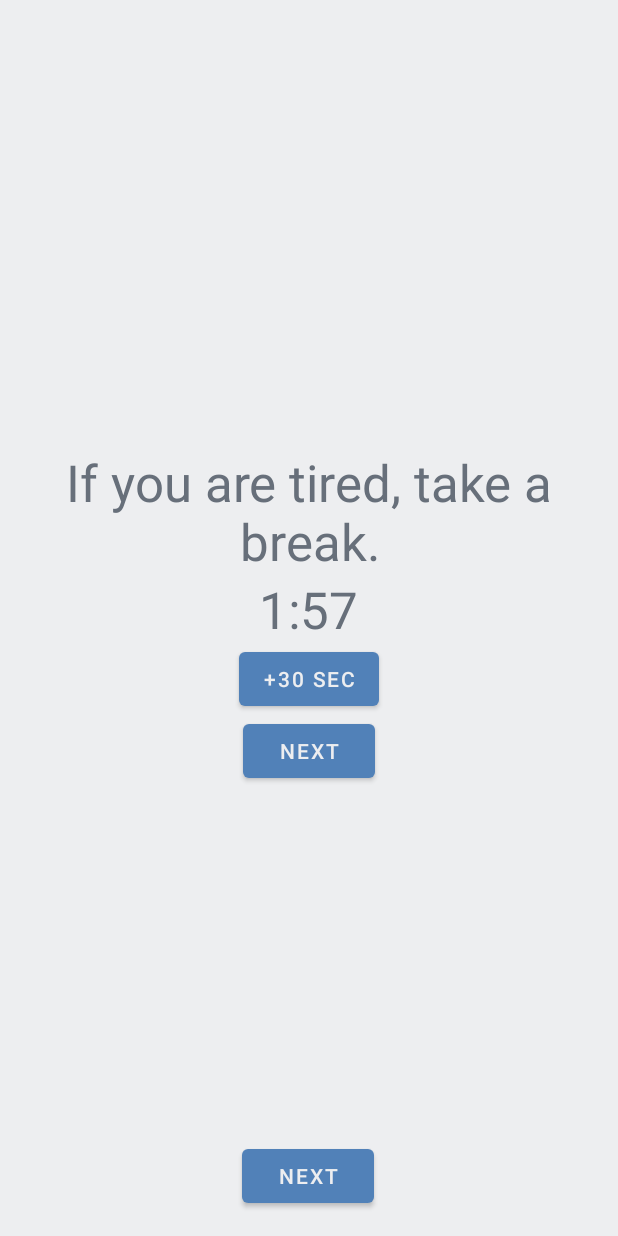
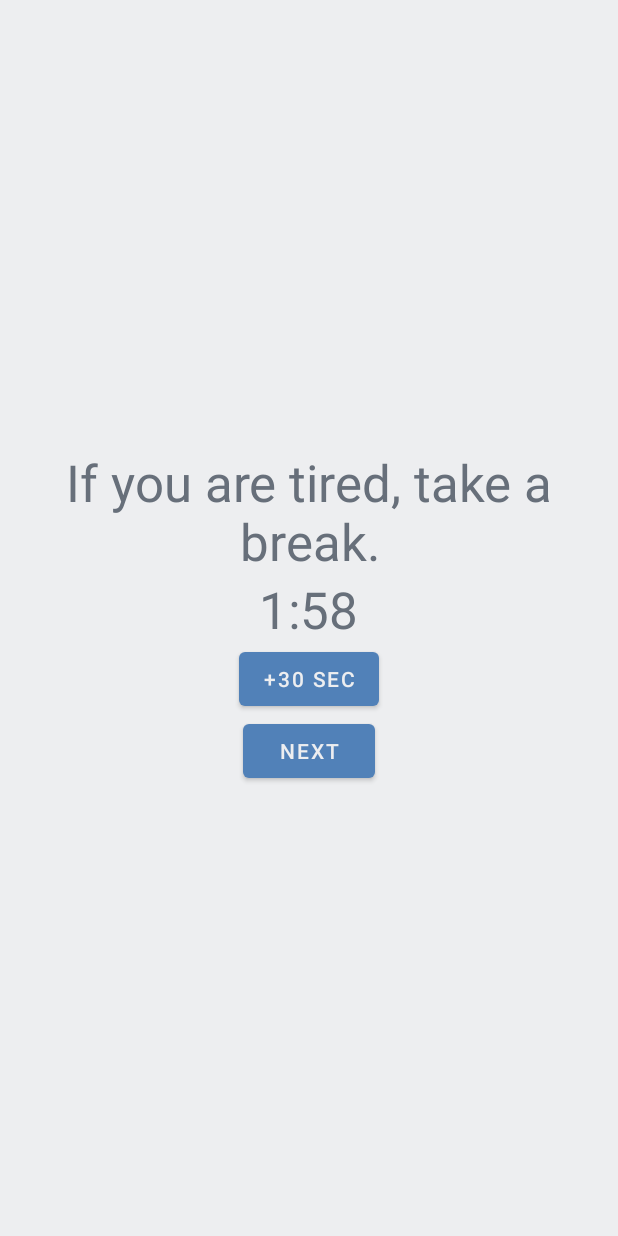
Before and after one commit to docfr10/Medical-rehabilitation, an Android app: the BlankFragmentTraining screen opened through its navigation route, after a tap on "NEXT", on a phone screen of 412 x 824 dp. Run offline under Robolectric (Android 15) with nearby library versions, the light colour scheme and no system bars.

Commit message:
Fixed bugs with timers

```diff
--- a/app/src/main/java/com/example/medicalrehabilitation/view/ExerciseHistoryAdapter.kt
+++ b/app/src/main/java/com/example/medicalrehabilitation/exercisehistory/ExerciseHistoryAdapter.kt
@@ -1,11 +1,10 @@
-package com.example.medicalrehabilitation.view
+package com.example.medicalrehabilitation.exercisehistory
 
 import android.annotation.SuppressLint
 import android.view.LayoutInflater
 import android.view.ViewGroup
 import androidx.recyclerview.widget.RecyclerView
 import com.example.medicalrehabilitation.databinding.FragmentBlankFragmentExerciseHistoryBinding
-import com.example.medicalrehabilitation.exercisehistory.ExerciseHistoryModel
 
 class ExerciseHistoryAdapter : RecyclerView.Adapter<ExerciseHistoryAdapter.MyViewHolder>() {
 
--- a/app/src/main/java/com/example/medicalrehabilitation/view/BlankFragmentExerciseHistoryList.kt
+++ b/app/src/main/java/com/example/medicalrehabilitation/view/BlankFragmentExerciseHistoryList.kt
@@ -9,6 +9,7 @@ import androidx.lifecycle.Observer
 import androidx.lifecycle.ViewModelProvider
 import androidx.recyclerview.widget.LinearLayoutManager
 import com.example.medicalrehabilitation.databinding.FragmentBlankFragmentExerciseHistoryListBinding
+import com.example.medicalrehabilitation.exercisehistory.ExerciseHistoryAdapter
 import com.example.medicalrehabilitation.viewmodel.BlankFragmentExerciseHistoryViewModel
 
 class BlankFragmentExerciseHistoryList : Fragment() {
--- a/app/src/main/java/com/example/medicalrehabilitation/view/BlankFragmentTraining.kt
+++ b/app/src/main/java/com/example/medicalrehabilitation/view/BlankFragmentTraining.kt
@@ -4,7 +4,6 @@ import android.app.AlertDialog
 import android.graphics.Color
 import android.media.MediaPlayer
 import android.os.Bundle
-import android.os.Handler
 import androidx.fragment.app.Fragment
 import android.view.LayoutInflater
 import android.view.View
@@ -55,7 +54,13 @@ class BlankFragmentTraining : Fragment() {
         binding.abouttrainImageButton.setOnClickListener { aboutTrainImageButtonClicked() } //Кнопка с изображением "Об упражнении"
 
         binding.plus30secButton.setOnClickListener { plus30Sec() }
-        binding.nextButton2.setOnClickListener { nextButtonClickedOnRest() }
+        binding.nextButton2.setOnClickListener {
+            if (viewModel.counterNumberOfTraining.value == 0)
+                nextTraining()
+            else
+                nextButtonClickedOnRest()
+        }
+
         timerResume(false, binding, soundOfStop)
         videoPlay(binding)
     }
@@ -95,12 +100,7 @@ class BlankFragmentTraining : Fragment() {
     private fun videoChange() {
         viewModel.videoChange(binding)
         videoPlay(binding)
-        Handler().postDelayed({
-            changeDescription()
-        }, 100)
-        if (viewModel.returnNumberOfTraining() == 0) {
-            nextTraining()
-        }
+        changeDescription()
     }
 
     private fun changeDescription() {
@@ -138,6 +138,7 @@ class BlankFragmentTraining : Fragment() {
     //Вызов activity отдыха
     private fun rest() {
         binding.linerLayoutBlankRest.isVisible = true
+        binding.nextButton.isVisible = false
         timerResume(true, binding, soundOfStop)
     }
 
@@ -147,6 +148,7 @@ class BlankFragmentTraining : Fragment() {
 
     private fun nextButtonClickedOnRest() {
         binding.linerLayoutBlankRest.isVisible = false
+        binding.nextButton.isVisible = true
     }
 
     //Вызов activity выбора следующей тренировки
--- a/app/src/main/java/com/example/medicalrehabilitation/viewmodel/BlankFragmentTrainingViewModel.kt
+++ b/app/src/main/java/com/example/medicalrehabilitation/viewmodel/BlankFragmentTrainingViewModel.kt
@@ -50,8 +50,7 @@ class BlankFragmentTrainingViewModel : ViewModel() {
             1 -> {
                 this.myVideoUri =
                     Uri.parse(
-                        "android.resource://com.example.medicalrehabilitation/"
-                                + R.raw.video2
+                        "android.resource://com.example.medicalrehabilitation/" + R.raw.video2
                     )
                 counterNumberOfTraining.value = 2
                 binding.timerTextView.visibility = View.GONE
@@ -60,16 +59,14 @@ class BlankFragmentTrainingViewModel : ViewModel() {
             2 -> {
                 this.myVideoUri =
                     Uri.parse(
-                        "android.resource://com.example.medicalrehabilitation/"
-                                + R.raw.video3
+                        "android.resource://com.example.medicalrehabilitation/" + R.raw.video3
                     )
                 counterNumberOfTraining.value = 3
             }
             3 -> {
                 this.myVideoUri =
                     Uri.parse(
-                        "android.resource://com.example.medicalrehabilitation/"
-                                + R.raw.video4
+                        "android.resource://com.example.medicalrehabilitation/" + R.raw.video4
                     )
                 counterNumberOfTraining.value = 4
             }
@@ -128,16 +125,17 @@ class BlankFragmentTrainingViewModel : ViewModel() {
         timer?.cancel()
         timer = object : CountDownTimer(millisInFuture, 1) {
             override fun onTick(p0: Long) {
-                if (isRestTimer)
+                if (isRestTimer) {
                     millisLeftOnRest = p0
-                else
+                    val minutes = (p0 / (1000 * 60))
+                    val seconds = ((p0 / 1000) - minutes * 60)
+                    binding.timerTextViewRest.text = "$minutes:$seconds"
+                } else {
                     millisLeft = p0
-                val minutes = (p0 / (1000 * 60))
-                val seconds = ((p0 / 1000) - minutes * 60)
-                if (isRestTimer)
-                    binding.timerTextViewRest.text = "$minutes:$seconds"
-                else
+                    val minutes = (p0 / (1000 * 60))
+                    val seconds = ((p0 / 1000) - minutes * 60)
                     binding.timerTextView.text = "$minutes:$seconds"
+                }
             }
 
             override fun onFinish() {
@@ -170,12 +168,11 @@ class BlankFragmentTrainingViewModel : ViewModel() {
     ) {
         timer?.cancel()
         if (isRestTimer)
+            timerStart(isRestTimer, millisStartOnRest, soundOfStop, binding)
+        else
             timerStart(isRestTimer, millisLeft, soundOfStop, binding)
-        else
-            timerStart(isRestTimer, millisLeftOnRest, soundOfStop, binding)
     }
 
-    //////////////////////////////
     fun plus30Sec(
         binding: FragmentBlankFragmentTrainingBinding,
         soundOfStop: MediaPlayer
@@ -189,8 +186,4 @@ class BlankFragmentTrainingViewModel : ViewModel() {
         println("RANDOM: $randomIndex")
         return recommendations[randomIndex]
     }
-
-    fun returnNumberOfTraining(): Int? {
-        return counterNumberOfTraining.value
-    }
 }
--- a/app/src/main/res/layout/fragment_blank_fragment_exercise_history.xml
+++ b/app/src/main/res/layout/fragment_blank_fragment_exercise_history.xml
@@ -2,8 +2,8 @@
 <androidx.constraintlayout.widget.ConstraintLayout xmlns:android="http://schemas.android.com/apk/res/android"
     xmlns:app="http://schemas.android.com/apk/res-auto"
     xmlns:tools="http://schemas.android.com/tools"
-    android:layout_width="match_parent"
-    android:layout_height="match_parent"
+    android:layout_width="wrap_content"
+    android:layout_height="wrap_content"
     tools:context=".view.BlankFragmentExerciseHistory">
 
     <TextView
--- a/app/src/main/res/layout/fragment_blank_fragment_training.xml
+++ b/app/src/main/res/layout/fragment_blank_fragment_training.xml
@@ -27,7 +27,7 @@
         android:layout_width="wrap_content"
         android:layout_height="wrap_content"
         android:gravity="center"
-        android:text="Example"
+        android:text="timer_textView"
         android:textColorHint="#757575"
         android:textSize="60sp"
         android:textStyle="bold|italic"
@@ -44,7 +44,7 @@
         android:layout_marginBottom="180dp"
         android:gravity="center"
         android:maxWidth="320dp"
-        android:text="example"
+        android:text="exercise_textView"
         android:textColorHint="#757575"
         android:textSize="20sp"
         android:textStyle="bold"
```
